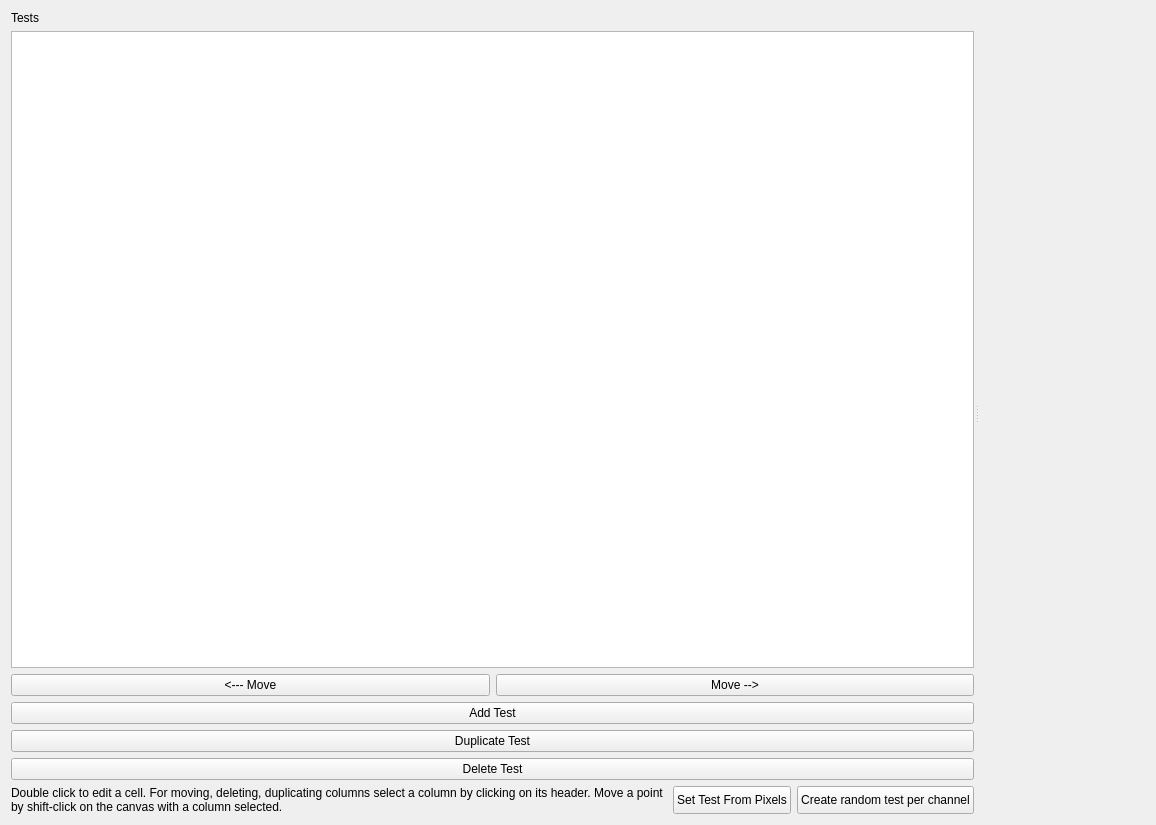
Qt form src/pcot/assets/tabpixtest.ui (AU-ExoMars/PCOT) before a commit.
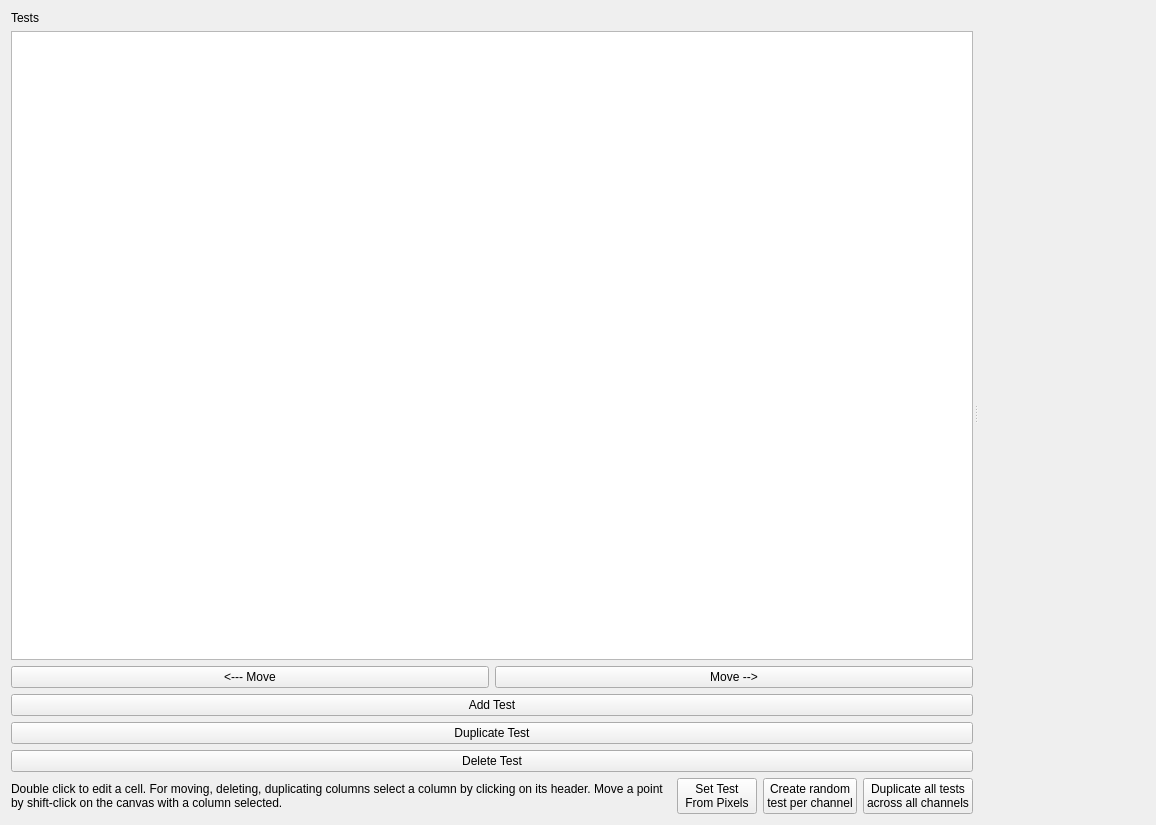
The same form after that commit. Custom widgets are drawn as their Qt base class.

Commit message: New manual reg mode works but perhaps needs tweaks. Pixtest has "duplicate for all bands".

Diff of the .ui file:
```diff
--- a/src/pcot/assets/tabpixtest.ui
+++ b/src/pcot/assets/tabpixtest.ui
@@ -80,7 +80,7 @@
        <item row="2" column="0" colspan="2">
         <widget class="TableView" name="tableView">
          <property name="sizePolicy">
-          <sizepolicy hsizetype="Expanding" vsizetype="MinimumExpanding">
+          <sizepolicy hsizetype="Minimum" vsizetype="MinimumExpanding">
            <horstretch>0</horstretch>
            <verstretch>0</verstretch>
           </sizepolicy>
@@ -157,7 +157,8 @@
             </sizepolicy>
            </property>
            <property name="text">
-            <string>Set Test From Pixels</string>
+            <string>Set Test
+From Pixels</string>
            </property>
           </widget>
          </item>
@@ -170,7 +171,22 @@
             </sizepolicy>
            </property>
            <property name="text">
-            <string>Create random test per channel</string>
+            <string>Create random
+test per channel</string>
+           </property>
+          </widget>
+         </item>
+         <item>
+          <widget class="QPushButton" name="dupAllButton">
+           <property name="sizePolicy">
+            <sizepolicy hsizetype="Maximum" vsizetype="Minimum">
+             <horstretch>0</horstretch>
+             <verstretch>0</verstretch>
+            </sizepolicy>
+           </property>
+           <property name="text">
+            <string>Duplicate all tests
+across all channels</string>
            </property>
           </widget>
          </item>
```
The commit also changes 7 other files.
